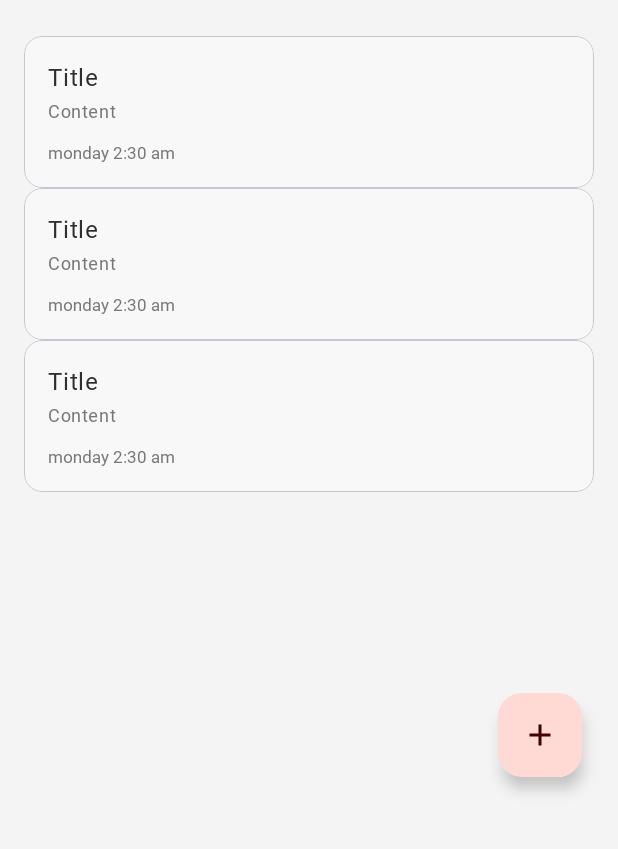
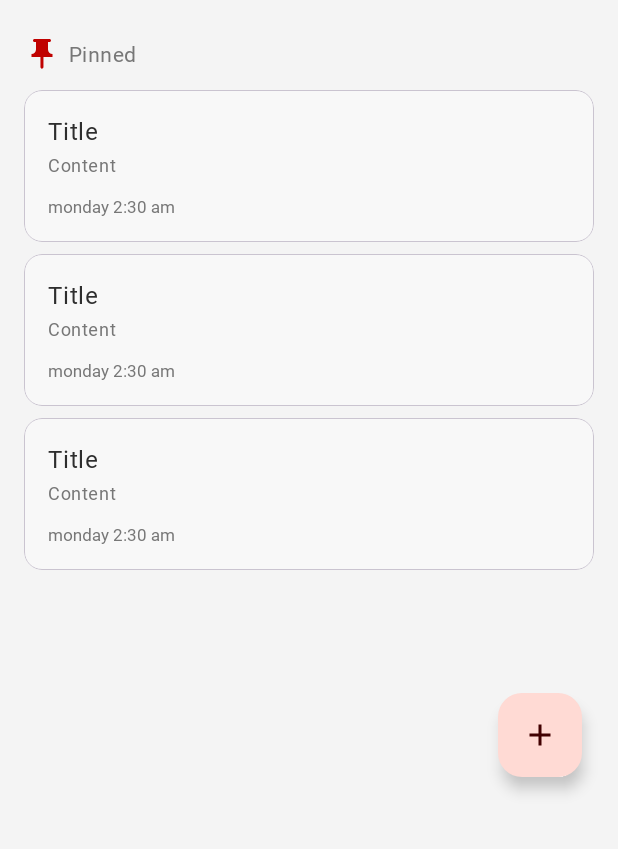
Before and after one commit to rskopyl/Notes, an Android app: the layout fragment_home.xml on its own in the app's theme, with its tools: preview values and no code run, on a phone screen of 412 x 824 dp, the part 387-1236 px from its top. Run offline under Robolectric (Android 15) with nearby library versions, the phone set to English and light mode, and no system bars.

Commit message:
Pinned Section
- updated NoteAdapter to separate pinned notes
- upgraded Note & Search lists to use StaggeredGrid
- implemented Note sorting by pinning & time
- rearranged foreign languages strings.xml

```diff
--- /dev/null
+++ b/app/src/main/res/drawable/ic_pin_filled.xml
@@ -0,0 +1,6 @@
+<vector android:height="24dp" android:tint="#000000"
+    android:viewportHeight="24" android:viewportWidth="24"
+    android:width="24dp" xmlns:android="http://schemas.android.com/apk/res/android">
+    <path android:fillColor="@android:color/white"
+        android:fillType="evenOdd" android:pathData="M16,9V4l1,0c0.55,0 1,-0.45 1,-1v0c0,-0.55 -0.45,-1 -1,-1H7C6.45,2 6,2.45 6,3v0c0,0.55 0.45,1 1,1l1,0v5c0,1.66 -1.34,3 -3,3h0v2h5.97v7l1,1l1,-1v-7H19v-2h0C17.34,12 16,10.66 16,9z"/>
+</vector>
--- a/app/src/main/res/layout/fragment_home.xml
+++ b/app/src/main/res/layout/fragment_home.xml
@@ -38,14 +38,45 @@
         </com.google.android.material.appbar.CollapsingToolbarLayout>
     </com.google.android.material.appbar.AppBarLayout>
 
-    <androidx.recyclerview.widget.RecyclerView
-        android:id="@+id/rv_notes"
+    <androidx.core.widget.NestedScrollView
         android:layout_width="match_parent"
         android:layout_height="match_parent"
-        android:overScrollMode="never"
-        android:padding="@dimen/medium_100"
-        app:layout_behavior="com.google.android.material.appbar.AppBarLayout$ScrollingViewBehavior"
-        tools:listitem="@layout/item_note" />
+        android:fillViewport="true"
+        app:layout_behavior="com.google.android.material.appbar.AppBarLayout$ScrollingViewBehavior">
+
+        <LinearLayout
+            android:layout_width="match_parent"
+            android:layout_height="match_parent"
+            android:orientation="vertical"
+            android:padding="@dimen/small_200">
+
+            <TextView
+                android:id="@+id/tv_pinned"
+                android:layout_width="match_parent"
+                android:layout_height="wrap_content"
+                android:layout_marginBottom="@dimen/small_75"
+                android:drawablePadding="@dimen/small_100"
+                android:gravity="center_vertical"
+                android:padding="@dimen/small_75"
+                android:text="@string/pinned"
+                android:textAppearance="?attr/textAppearanceBodyMedium"
+                android:textColor="?attr/colorOnSurfaceVariant"
+                android:visibility="gone"
+                app:drawableStartCompat="@drawable/ic_pin_filled"
+                app:drawableTint="?attr/colorPrimary"
+                tools:visibility="visible" />
+
+            <androidx.recyclerview.widget.RecyclerView
+                android:id="@+id/rv_notes"
+                android:layout_width="match_parent"
+                android:layout_height="0dp"
+                android:layout_weight="1"
+                android:overScrollMode="never"
+                app:layoutManager="androidx.recyclerview.widget.LinearLayoutManager"
+                tools:listitem="@layout/item_note" />
+
+        </LinearLayout>
+    </androidx.core.widget.NestedScrollView>
 
     <com.google.android.material.floatingactionbutton.FloatingActionButton
         android:id="@+id/fab_create"
@@ -54,7 +85,7 @@
         android:layout_height="wrap_content"
         android:layout_gravity="end|bottom"
         android:layout_marginEnd="@dimen/medium_150"
-        android:layout_marginBottom="@dimen/large_75"
+        android:layout_marginBottom="@dimen/large_100"
         android:contentDescription="@string/create_note"
         app:srcCompat="@drawable/ic_add_outlined" />
 
--- a/app/src/main/res/layout/fragment_search.xml
+++ b/app/src/main/res/layout/fragment_search.xml
@@ -60,7 +60,8 @@
         android:layout_weight="1"
         android:clipToPadding="false"
         android:overScrollMode="never"
-        android:padding="@dimen/medium_100"
+        android:padding="@dimen/small_200"
+        app:layoutManager="androidx.recyclerview.widget.LinearLayoutManager"
         tools:itemCount="10"
         tools:listitem="@layout/item_note" />
 
--- a/app/src/main/res/layout/item_note.xml
+++ b/app/src/main/res/layout/item_note.xml
@@ -5,6 +5,7 @@
     style="?attr/materialCardViewOutlinedStyle"
     android:layout_width="match_parent"
     android:layout_height="wrap_content"
+    android:layout_margin="@dimen/small_75"
     app:strokeWidth="@dimen/smallest">
 
     <LinearLayout
--- a/app/src/main/res/values/dimens.xml
+++ b/app/src/main/res/values/dimens.xml
@@ -3,6 +3,7 @@
     <!-- Small -->
     <dimen name="smallest">0.5dp</dimen>
     <dimen name="small_50">3dp</dimen>
+    <dimen name="small_75">4dp</dimen>
     <dimen name="small_100">6dp</dimen>
     <dimen name="small_125">8dp</dimen>
     <dimen name="small_200">12dp</dimen>
@@ -13,7 +14,7 @@
     <dimen name="medium_150">24dp</dimen>
 
     <!-- Large -->
-    <dimen name="large_75">48dp</dimen>
+    <dimen name="large_100">48dp</dimen>
 
     <!-- Other -->
     <dimen name="app_bar_expanded">250dp</dimen>
--- a/app/src/main/res/values/strings.xml
+++ b/app/src/main/res/values/strings.xml
@@ -6,6 +6,7 @@
     <string name="search">Search</string>
     <string name="list">List View</string>
     <string name="grid">Grid View</string>
+    <string name="pinned">Pinned</string>
     <string name="create_note">Create Note</string>
 
     <!-- Details -->
```
Also changed, not shown: app/src/main/java/com/rskopyl/notes/ui/home/HomeFragment.java (+25 -16 lines), app/src/main/java/com/rskopyl/notes/ui/home/HomeViewModel.java (+13 -2 lines), app/src/main/java/com/rskopyl/notes/ui/home/NoteAdapter.java (+85 -29 lines), app/src/main/java/com/rskopyl/notes/ui/search/SearchAdapter.java (+2 -6 lines), app/src/main/java/com/rskopyl/notes/ui/search/SearchFragment.java (+13 -12 lines), app/src/main/java/com/rskopyl/notes/utils/SpacingItemDecoration.java (deleted, +0 -87 lines), app/src/main/res/layout/item_divider.xml (added, +8 -0 lines), 1 other file.
